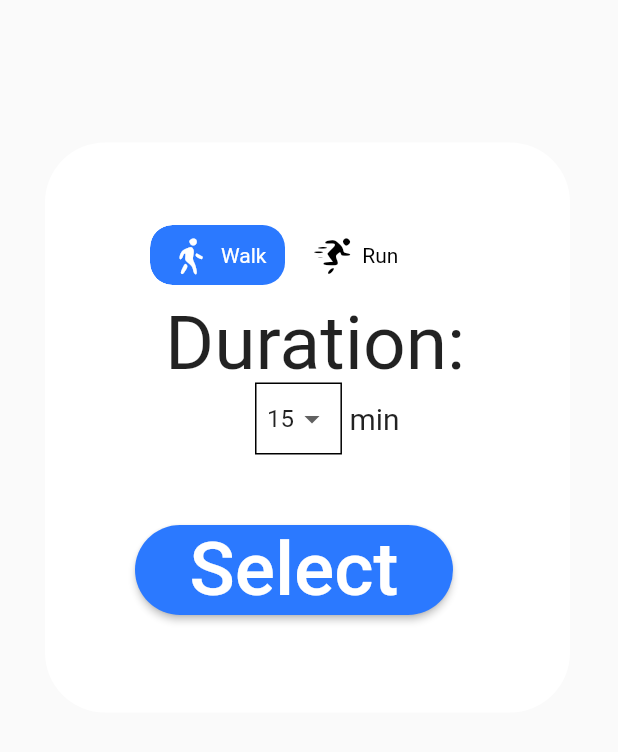
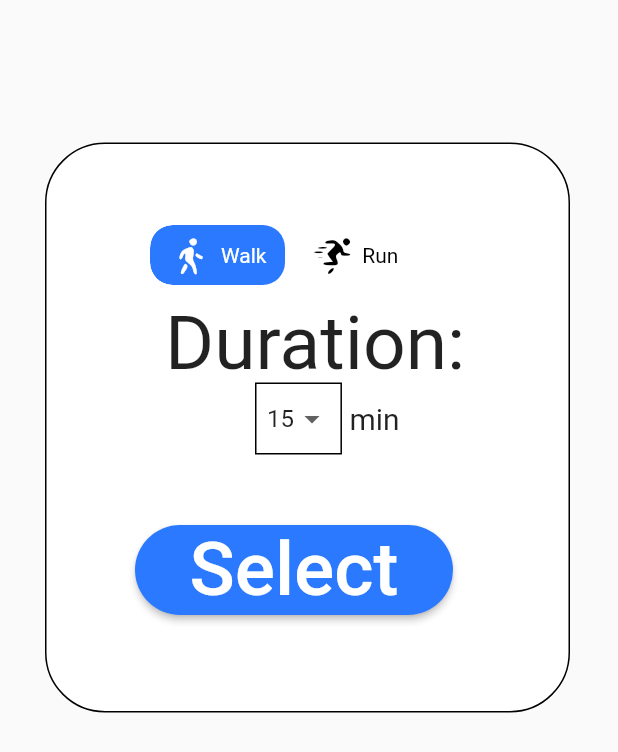
Before and after one commit to robinskoglund/outr-project, a Flutter app: the CardioChoices widget shown alone on an empty page, opened directly with empty values, on a phone screen of 412 x 824 dp. Shown: the top 752 px of the screen. Run offline on Flutter 3.47's test engine with Material 2 defaults, Android fonts, the phone set to English and light mode, and no system bars; drawn by our look-alikes of toggle_switch; our stand-ins replace dio, flutter_signin_button, geolocator, google_maps_flutter, sliding_up_panel; missing offline and left inert: dart:ffi, flutter_facebook_auth, flutter_polyline_points; Roboto replaces fonts that are missing (Dongle).

Commit message:
Some small borders added. Project signout

```diff
--- a/lib/Components/cardio_choices_popup.dart
+++ b/lib/Components/cardio_choices_popup.dart
@@ -38,6 +38,7 @@ class _CardioChoicesState extends State<CardioChoices>{
               padding: const EdgeInsets.fromLTRB(30, 25, 0, 0),
               child: Container(
                 decoration: BoxDecoration(
+                  border: Border.all(color: Colors.black),
                   color: Colors.white,
                   borderRadius: BorderRadius.only(
                       topRight: Radius.circular(40.0),
--- a/lib/Components/mix_choices_popup.dart
+++ b/lib/Components/mix_choices_popup.dart
@@ -38,6 +38,7 @@ class _MixChoicesState extends State<MixChoices>{
               padding: const EdgeInsets.fromLTRB(30, 25, 0, 0),
               child: Container(
                 decoration: BoxDecoration(
+                  border: Border.all(color: Colors.black),
                   color: Colors.white,
                   borderRadius: BorderRadius.only(
                       topRight: Radius.circular(40.0),
```
